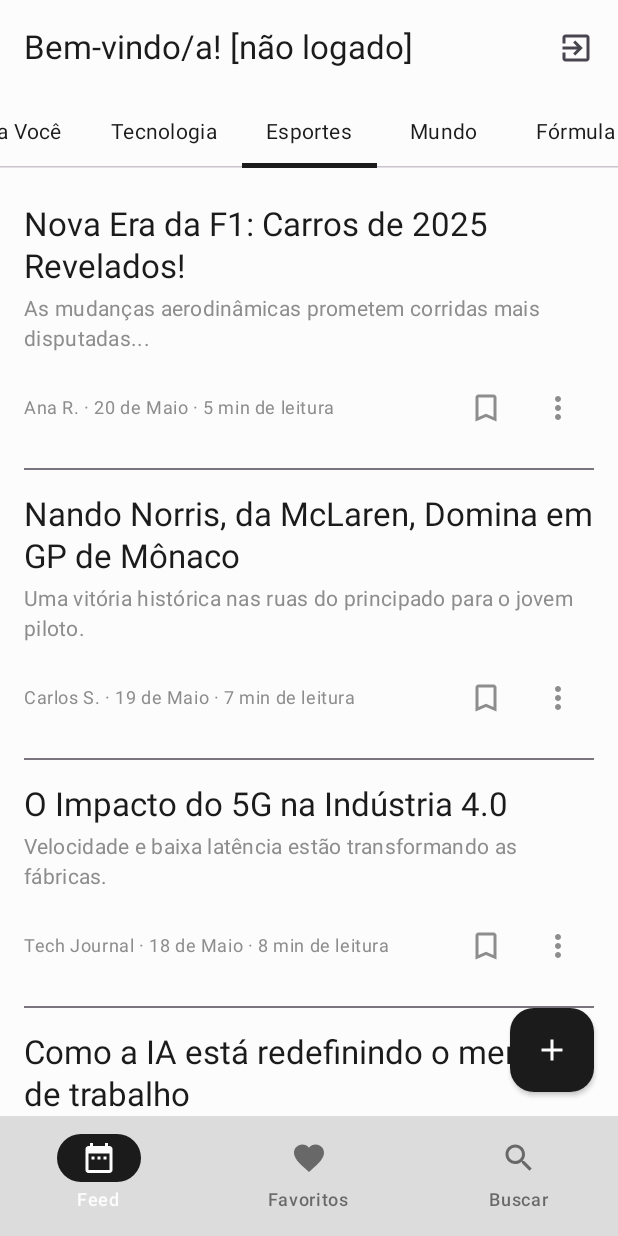
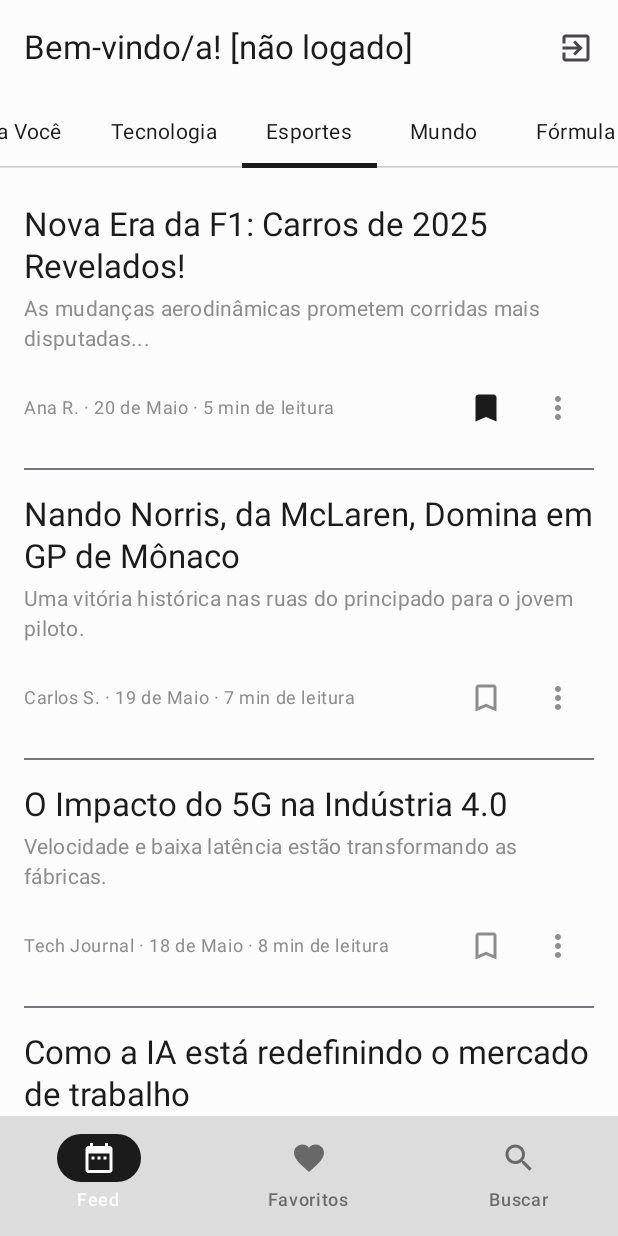
Before and after one commit to Rafaelmoraes05/DaoraNews, an Android app built with Jetpack Compose: the MainActivity screen opened directly, with no data from a screen before it, after a tap on "Salvar Artigo", on a phone screen of 412 x 824 dp. Run offline under Robolectric (Android 15) with nearby library versions, the phone set to English and light mode, and no system bars; our stand-ins replace Firebase (no records; nobody signed in at launch, a user with empty details on screens opened directly).

Commit message:
[feat]: Alteração do  FloatingActionButton

```diff
--- a/app/src/main/java/com/daoranews/MainActivity.kt
+++ b/app/src/main/java/com/daoranews/MainActivity.kt
@@ -81,31 +81,23 @@ class MainActivity : ComponentActivity() {
                         )
                         BottomNavBar(navController = navController, items)
                     },
-                    floatingActionButton = {
-                        FloatingActionButton(onClick = { },
-                            containerColor = KindleBlack,
-                            contentColor = KindleWhite,
-                            elevation = FloatingActionButtonDefaults.elevation(
-                                defaultElevation = 2.dp,
-                                pressedElevation = 4.dp)
-                        ) {
-                            Icon(Icons.Default.Add, contentDescription = "Adicionar")
-                        }
-                    }
+//                    floatingActionButton = {
+//                        FloatingActionButton(onClick = { },
+//                            containerColor = KindleBlack,
+//                            contentColor = KindleWhite,
+//                            elevation = FloatingActionButtonDefaults.elevation(
+//                                defaultElevation = 2.dp,
+//                                pressedElevation = 4.dp)
+//                        ) {
+//                            Icon(Icons.Default.Add, contentDescription = "Adicionar")
+//                        }
+//                    }
                 ) { innerPadding ->
                     Box(modifier = Modifier.padding(innerPadding)) {
-                        MainNavHost(navController = navController)
+                        MainNavHost(navController = navController, viewModel)
                     }
                 }
             }
         }
     }
 }
-
-@Preview(showBackground = true)
-@Composable
-fun HomePagePreview() {
-    DaoraNewsTheme {
-        HomePage(onArticleClick = {})
-    }
-}
--- a/app/src/main/java/com/daoranews/ui/HomePage.kt
+++ b/app/src/main/java/com/daoranews/ui/HomePage.kt
@@ -16,6 +16,7 @@ import androidx.compose.foundation.layout.wrapContentSize
 import androidx.compose.foundation.lazy.LazyColumn
 import androidx.compose.foundation.lazy.items
 import androidx.compose.material.icons.Icons
+import androidx.compose.material.icons.filled.Bookmark
 import androidx.compose.material.icons.outlined.Menu
 import androidx.compose.material.icons.outlined.MoreVert
 import androidx.compose.material.icons.outlined.Notifications
@@ -49,11 +50,14 @@ import com.daoranews.model.Article
 import com.daoranews.ui.theme.DaoraNewsTheme
 import androidx.compose.material.icons.outlined.BookmarkBorder
 import androidx.compose.material3.ScrollableTabRow
+import androidx.compose.runtime.collectAsState
 import com.daoranews.model.mockArticles
+import com.daoranews.viewModel.MainViewModel
 
 @OptIn(ExperimentalMaterial3Api::class)
 @Composable
 fun HomePage(
+    viewModel: MainViewModel,
     onArticleClick: (Int) -> Unit
 ) {
     var selectedTabIndex by remember { mutableStateOf(0) }
@@ -85,9 +89,13 @@ fun HomePage(
             ) {
                 items(mockArticles) { article ->
                     // A função onArticleClick é passada para cada item
+
+                    val isFavorited by viewModel.isFavorited(article.id).collectAsState(initial = false)
                     NewsArticleItem(
                         article = article,
-                        onArticleClick = onArticleClick
+                        onArticleClick = onArticleClick,
+                        isFavorited =isFavorited,
+                        onBookmarkClick = { viewModel.toggleFavorite(article) }
                     )
                     Divider(color = MaterialTheme.colorScheme.outline, thickness = 1.dp)
                 }
@@ -99,7 +107,9 @@ fun HomePage(
 @Composable
 fun NewsArticleItem(
     article: Article,
-    onArticleClick: (Int) -> Unit
+    onArticleClick: (Int) -> Unit,
+    isFavorited: Boolean,
+    onBookmarkClick: () -> Unit
 ) {
     Column(
         modifier = Modifier
@@ -129,11 +139,12 @@ fun NewsArticleItem(
                 color = MaterialTheme.colorScheme.secondary
             )
             Spacer(modifier = Modifier.weight(1f))
-            IconButton(onClick = { /* TODO: Salvar artigo */ }) {
+
+            IconButton(onClick = onBookmarkClick) {
                 Icon(
-                    imageVector = Icons.Outlined.BookmarkBorder,
-                    contentDescription = "Salvar Artigo",
-                    tint = MaterialTheme.colorScheme.secondary
+                    imageVector = if (isFavorited) Icons.Filled.Bookmark else Icons.Outlined.BookmarkBorder,
+                    contentDescription = if (isFavorited) "Remover dos favoritos" else "Salvar Artigo",
+                    tint = if (isFavorited) MaterialTheme.colorScheme.primary else MaterialTheme.colorScheme.secondary
                 )
             }
             IconButton(onClick = { /* TODO: Mostrar mais opções */ }) {
@@ -146,12 +157,3 @@ fun NewsArticleItem(
         }
     }
 }
-
-@Preview(showBackground = true, name = "Home Page Preview")
-@Composable
-fun HomePagePreview() {
-    DaoraNewsTheme {
-        // <<< 5. PREVIEW ATUALIZADO PARA FUNCIONAR COM A NOVA ASSINATURA
-        HomePage(onArticleClick = {})
-    }
-}
--- a/app/src/main/java/com/daoranews/ui/nav/MainNavHost.kt
+++ b/app/src/main/java/com/daoranews/ui/nav/MainNavHost.kt
@@ -9,13 +9,15 @@ import com.daoranews.ui.ListPage
 import com.daoranews.ui.SearchPage
 import com.daoranews.ui.ArticleDetailPage
 import androidx.navigation.toRoute
+import com.daoranews.viewModel.MainViewModel
 
 @Composable
-fun MainNavHost(navController: NavHostController) {
+fun MainNavHost(navController: NavHostController, viewModel: MainViewModel) {
     NavHost(navController, startDestination = Route.Home) {
 
         composable<Route.Home> {
             HomePage(
+                viewModel = viewModel,
                 onArticleClick = { articleId ->
                     navController.navigate(Route.ArticleDetail(articleId = articleId))
                 }
@@ -24,6 +26,7 @@ fun MainNavHost(navController: NavHostController) {
 
         composable<Route.List> {
             ListPage(
+                viewModel = viewModel,
                 onArticleClick = { articleId ->
                     navController.navigate(Route.ArticleDetail(articleId = articleId))
                 }
@@ -32,6 +35,7 @@ fun MainNavHost(navController: NavHostController) {
 
         composable<Route.Search> {
             SearchPage(
+                viewModel = viewModel,
                 onArticleClick = { articleId ->
                     navController.navigate(Route.ArticleDetail(articleId = articleId))
                 }
@@ -43,6 +47,7 @@ fun MainNavHost(navController: NavHostController) {
 
             ArticleDetailPage(
                 articleId = routeArgs.articleId,
+                viewModel = viewModel,
                 onNavigateBack = { navController.popBackStack() }
             )
         }
--- a/app/src/main/java/com/daoranews/viewModel/MainViewModel.kt
+++ b/app/src/main/java/com/daoranews/viewModel/MainViewModel.kt
@@ -7,6 +7,13 @@ import com.daoranews.db.fb.FBDatabase
 import com.daoranews.db.fb.FBUser
 import com.daoranews.model.User
 import androidx.lifecycle.ViewModelProvider
+import androidx.lifecycle.viewModelScope
+import com.daoranews.model.Article
+import kotlinx.coroutines.flow.MutableStateFlow
+import kotlinx.coroutines.flow.asStateFlow
+import kotlinx.coroutines.flow.map
+import kotlinx.coroutines.flow.update
+import kotlinx.coroutines.launch
 
 class MainViewModel (private val db: FBDatabase): ViewModel(),
     FBDatabase.Listener {
@@ -21,7 +28,33 @@ class MainViewModel (private val db: FBDatabase): ViewModel(),
         _user.value = user.toUser()
     }
     override fun onUserSignOut() {
-        //TODO("Not yet implemented")
+//        _user.value = null
+//        _favoritedArticles.value = emptyList()
+    }
+    private val _favoritedArticles = MutableStateFlow<List<Article>>(emptyList())
+
+    val favoritedArticles = _favoritedArticles.asStateFlow()
+
+    fun toggleFavorite(article: Article) {
+        viewModelScope.launch {
+            _favoritedArticles.update { currentList ->
+                val isAlreadyFavorited = currentList.any { it.id == article.id }
+
+                if (isAlreadyFavorited) {
+                    // Se o artigo já existe, retorna uma nova lista sem ele.
+                    // TODO: chamar função do Firebase -> db.removeFavorite(article)
+                    currentList.filterNot { it.id == article.id }
+                } else {
+                    // Se o artigo não existe, retorna uma nova lista com ele adicionado.
+                    // TODO: chamar função do Firebase -> db.addFavorite(article)
+                    currentList + article
+                }
+            }
+        }
+    }
+
+    fun isFavorited(articleId: Int) = favoritedArticles.map { list ->
+        list.any { it.id == articleId }
     }
 }
 
```
Also changed, not shown: app/src/main/java/com/daoranews/ui/ArticleDetailPage.kt (+80 -22 lines), app/src/main/java/com/daoranews/ui/ListPage.kt (+13 -15 lines), app/src/main/java/com/daoranews/ui/SearchPage.kt (+7 -11 lines).
